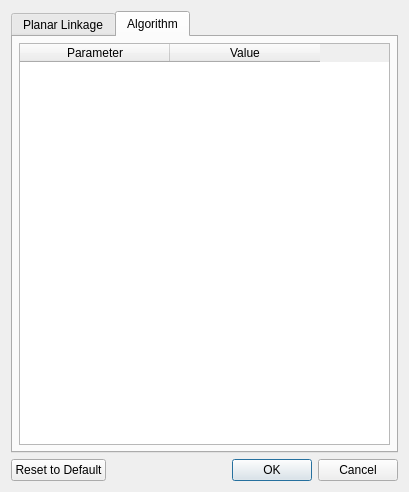
KmolYuan/Pyslvs-UI, file core/panel/DimensionalSynthesis/Path_Solving_options.ui: the form before one commit.
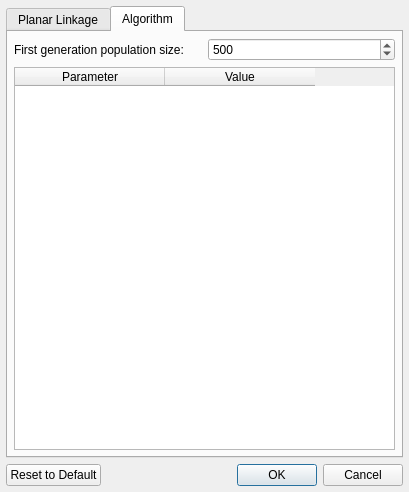
The form after the commit. The open tabs and pages were chosen to show the change. Icons and pictures are not drawn.

Commit message: The first generation of the population will be independent.

What changed in the file:
```diff
--- a/core/panel/DimensionalSynthesis/Path_Solving_options.ui
+++ b/core/panel/DimensionalSynthesis/Path_Solving_options.ui
@@ -33,6 +33,18 @@
    <bool>true</bool>
   </property>
   <layout class="QVBoxLayout" name="verticalLayout">
+   <property name="leftMargin">
+    <number>6</number>
+   </property>
+   <property name="topMargin">
+    <number>6</number>
+   </property>
+   <property name="rightMargin">
+    <number>6</number>
+   </property>
+   <property name="bottomMargin">
+    <number>6</number>
+   </property>
    <item>
     <widget class="QTabWidget" name="tabWidget">
      <property name="currentIndex">
@@ -144,6 +156,33 @@
        <property name="bottomMargin">
         <number>6</number>
        </property>
+       <item>
+        <layout class="QHBoxLayout" name="horizontalLayout_3">
+         <item>
+          <widget class="QLabel" name="label">
+           <property name="text">
+            <string>First generation population size: </string>
+           </property>
+          </widget>
+         </item>
+         <item>
+          <widget class="QSpinBox" name="popSize">
+           <property name="minimum">
+            <number>10</number>
+           </property>
+           <property name="maximum">
+            <number>10000</number>
+           </property>
+           <property name="singleStep">
+            <number>10</number>
+           </property>
+           <property name="value">
+            <number>500</number>
+           </property>
+          </widget>
+         </item>
+        </layout>
+       </item>
        <item>
         <widget class="QTableWidget" name="APTable">
          <attribute name="horizontalHeaderDefaultSectionSize">
```
Left out of the diff: 2 changed lines with no effect on the pictures. The commit also changes 6 other files.
